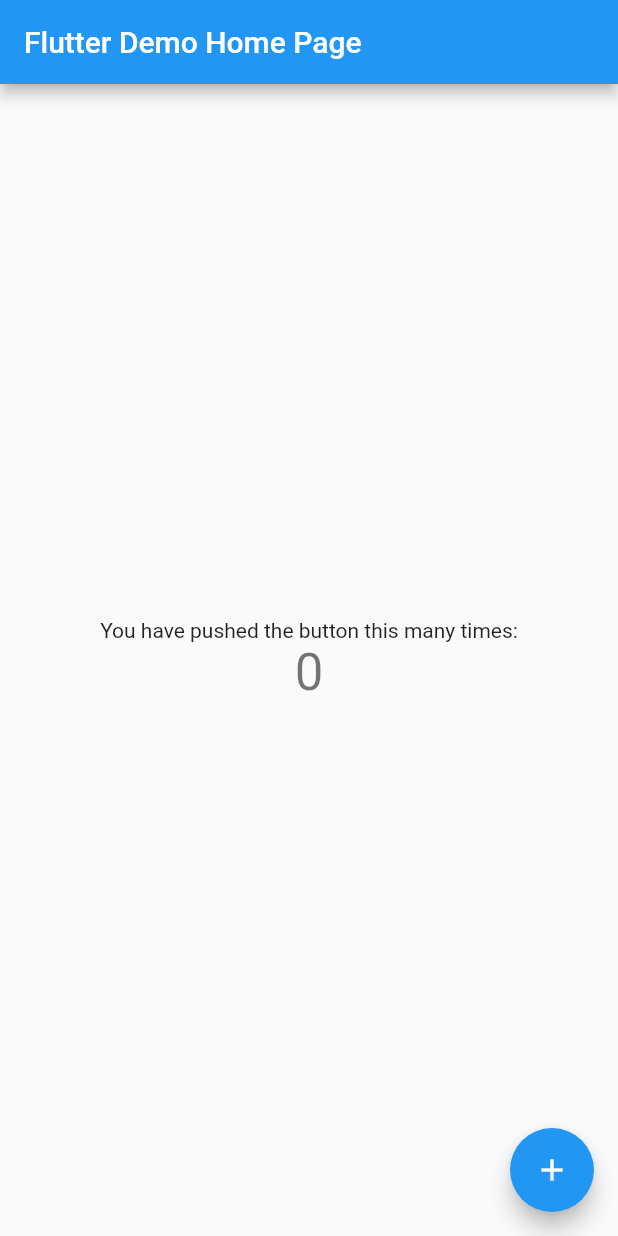
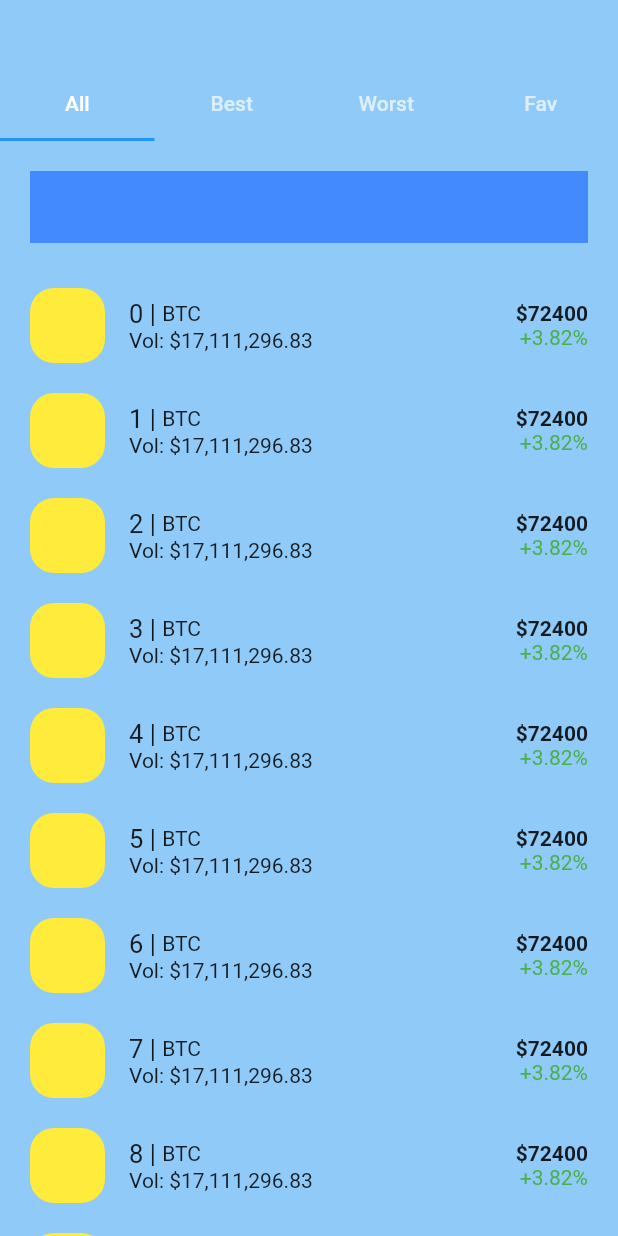
Before and after one commit to james-rocket/flutterlaunch, a Flutter app: the screen it shows after launch, on a phone screen of 412 x 824 dp. Run offline on Flutter 3.47's test engine with Material 2 defaults, Android fonts, the light colour scheme and no system bars.

Commit message:
basic market ite list view and tab bars with a text field

````diff
--- a/lib/main.dart
+++ b/lib/main.dart
@@ -1,4 +1,7 @@
 import 'package:flutter/material.dart';
+
+import 'utils/k.dart';
+import 'utils/ext.dart';
 
 void main() {
   runApp(MyApp());
@@ -21,94 +24,206 @@
         // Notice that the counter didn't reset back to zero; the application
         // is not restarted.
         primarySwatch: Colors.blue,
+
+        inputDecorationTheme: InputDecorationTheme(
+          filled: true,
+          fillColor: Colors.blueAccent,
+          border: InputBorder.none,
+          contentPadding: const EdgeInsets.symmetric(
+            horizontal: 16,
+            vertical: 8,
+          ),
+        ),
       ),
       darkTheme: ThemeData.dark(),
-      home: MyHomePage(title: 'Flutter Demo Home Page'),
+      home: HomePage(),
     );
   }
 }
 
-class MyHomePage extends StatefulWidget {
-  MyHomePage({Key key, this.title}) : super(key: key);
+const double _kTabHeight = 46.0;
 
-  // This widget is the home page of your application. It is stateful, meaning
-  // that it has a State object (defined below) that contains fields that affect
-  // how it looks.
+class HomePage extends StatelessWidget {
+  @override
+  Widget build(BuildContext context) => DefaultTabController(
+        length: 4,
+        child: Scaffold(
+          backgroundColor: context.color().background,
+          appBar: AppBar(
+            elevation: 0,
+            backgroundColor: context.color().background,
+            bottom: PreferredSize(
+              preferredSize: Size.fromHeight(_kTabHeight + 50 + 30),
+              child: Column(
+                children: [
+                  TabBar(
+                    tabs: [
+                      Tab(text: 'All'),
+                      Tab(text: 'Best'),
+                      Tab(text: 'Worst'),
+                      Tab(text: 'Fav'),
+                    ],
+                  ),
+                  Container(
+                    margin: const EdgeInsets.fromLTRB(20, 20, 20, 20),
+                    child: TextField(),
+                  ),
+                ],
+              ),
+            ),
+          ),
+          body: TabBarView(
+            children: [
+              MarketListBuilder(),
+              Container(
+                child: Center(
+                  child: Text('2'),
+                ),
+              ),
+              Container(
+                child: Center(
+                  child: Text('3'),
+                ),
+              ),
+              Container(
+                child: Center(
+                  child: Text('4'),
+                ),
+              ),
+            ],
+          ),
+        ),
+      );
+}
 
-  // This class is the configuration for the state. It holds the values (in this
-  // case the title) provided by the parent (in this case the App widget) and
-  // used by the build method of the State. Fields in a Widget subclass are
-  // always marked "final".
-
-  final String title;
+class MarketListBuilder extends StatelessWidget {
+  const MarketListBuilder({
+    Key? key,
+  }) : super(key: key);
 
   @override
-  _MyHomePageState createState() => _MyHomePageState();
+  Widget build(BuildContext context) => ListView.builder(
+        keyboardDismissBehavior: ScrollViewKeyboardDismissBehavior.onDrag,
+        itemCount: 20,
+        itemBuilder: (context, index) => MarketItemTile(
+          name: '$index',
+          code: 'BTC',
+          subtitle: 'Vol: \$17,111,296.83',
+          price: 72400,
+          percentage: 3.82,
+        ),
+      );
 }
 
-class _MyHomePageState extends State<MyHomePage> {
-  int _counter = 0;
+/// The [MarketItemTile] displays crypto currencies in the market view.
+/// ```dart
+/// MarketItemTile(
+///   name: 'Bitcoin',
+///   code: 'BTC',
+///   subtitle: 'Vol: \$17,111,296.83',
+///   price: 72400,
+///   percentage: 3.82,
+/// );
+/// ```
+class MarketItemTile extends StatelessWidget {
+  /// The [name] of the crypto currency.
+  final String name;
 
-  void _incrementCounter() {
-    setState(() {
-      // This call to setState tells the Flutter framework that something has
-      // changed in this State, which causes it to rerun the build method below
-      // so that the display can reflect the updated values. If we changed
-      // _counter without calling setState(), then the build method would not be
-      // called again, and so nothing would appear to happen.
-      _counter++;
-    });
-  }
+  /// The cryptocurrencies [code], displayed next to name.
+  final String code;
+
+  /// The current price of the cryptocurrency.
+  final double price;
+
+  /// The percentage change in the price.
+  final double percentage;
+
+  /// This is the [subtitle], displayed underneath the name of the currency.
+  final String? subtitle;
+
+  /// TODO: Create dense type, where no subtitle or percent change is present.
+
+  const MarketItemTile({
+    Key? key,
+    required this.name,
+    required this.code,
+    required this.price,
+    required this.percentage,
+    this.subtitle,
+  }) : super(key: key);
 
   @override
   Widget build(BuildContext context) {
-    // This method is rerun every time setState is called, for instance as done
-    // by the _incrementCounter method above.
-    //
-    // The Flutter framework has been optimized to make rerunning build methods
-    // fast, so that you can just rebuild anything that needs updating rather
-    // than having to individually change instances of widgets.
-    return Scaffold(
-      appBar: AppBar(
-        // Here we take the value from the MyHomePage object that was created by
-        // the App.build method, and use it to set our appbar title.
-        title: Text(widget.title),
+    Color _percentageColor = context.color().onBackground;
+    String _percentPrefix = '';
+    if (percentage.isNegative) {
+      _percentPrefix = '-';
+      _percentageColor = Colors.red; // TODO: EXTRACT TO THEME/COLOR CLASS
+    } else if (percentage > 0.0) {
+      _percentPrefix = '+';
+      _percentageColor = Colors.green; // TODO: EXTRACT TO THEME/COLOR CLASS
+    }
+    return Padding(
+      padding: const EdgeInsets.symmetric(vertical: 10, horizontal: 20),
+      child: Row(
+        crossAxisAlignment: CrossAxisAlignment.center,
+        children: [
+          Container(
+            width: 50,
+            height: 50,
+            decoration: BoxDecoration(
+              color: Colors.yellow,
+              borderRadius: BorderRadius.circular(kBorderRadius),
+            ),
+          ),
+          const SizedBox(width: 16),
+          Expanded(
+            child: Column(
+              mainAxisAlignment: MainAxisAlignment.center,
+              crossAxisAlignment: CrossAxisAlignment.start,
+              children: [
+                Row(
+                  crossAxisAlignment: CrossAxisAlignment.center,
+                  children: [
+                    Text(
+                      '$name | ',
+                      style: context.text().bodyText2!.copyWith(fontSize: 17),
+                    ),
+                    Text(
+                      code,
+                      style: context.text().bodyText2,
+                    ),
+                  ],
+                ),
+                if (subtitle.notNullNotEmpty())
+                  Text(
+                    subtitle!,
+                    style: context.text().bodyText2,
+                  ),
+              ],
+            ),
+          ),
+          const SizedBox(width: 16),
+          Column(
+            crossAxisAlignment: CrossAxisAlignment.end,
+            children: [
+              Text(
+                '\$${price.toInt()}',
+                style: context
+                    .text()
+                    .bodyText1!
+                    .copyWith(fontWeight: FontWeight.bold),
+              ),
+              Text(
+                '$_percentPrefix${percentage.toStringAsFixed(2)}%',
+                style: context.text().bodyText2!.copyWith(
+                      color: _percentageColor,
+                    ),
+              ),
+            ],
+          ),
+        ],
       ),
-      body: Center(
-        // Center is a layout widget. It takes a single child and positions it
-        // in the middle of the parent.
-        child: Column(
-          // Column is also a layout widget. It takes a list of children and
-          // arranges them vertically. By default, it sizes itself to fit its
-          // children horizontally, and tries to be as tall as its parent.
-          //
-          // Invoke "debug painting" (press "p" in the console, choose the
-          // "Toggle Debug Paint" action from the Flutter Inspector in Android
-          // Studio, or the "Toggle Debug Paint" command in Visual Studio Code)
-          // to see the wireframe for each widget.
-          //
-          // Column has various properties to control how it sizes itself and
-          // how it positions its children. Here we use mainAxisAlignment to
-          // center the children vertically; the main axis here is the vertical
-          // axis because Columns are vertical (the cross axis would be
-          // horizontal).
-          mainAxisAlignment: MainAxisAlignment.center,
-          children: <Widget>[
-            Text(
-              'You have pushed the button this many times:',
-            ),
-            Text(
-              '$_counter',
-              style: Theme.of(context).textTheme.headline4,
-            ),
-          ],
-        ),
-      ),
-      floatingActionButton: FloatingActionButton(
-        onPressed: _incrementCounter,
-        tooltip: 'Increment',
-        child: Icon(Icons.add),
-      ), // This trailing comma makes auto-formatting nicer for build methods.
     );
   }
 }
--- /dev/null
+++ b/lib/utils/ext.dart
@@ -0,0 +1,45 @@
+/// Here is where the generally used extensions for IR are stored.
+/// We can extract them to different files later if needed.
+
+import 'package:flutter/material.dart';
+
+/// The utility extensions for the build context.
+extension BuildContextUtils on BuildContext {
+  /// Get the color scheme.
+  ColorScheme color() => Theme.of(this).colorScheme;
+
+  /// Get the text theme.
+  TextTheme text() => Theme.of(this).textTheme;
+
+  /// Get the primary theme color.
+  Color primaryColor() => Theme.of(this).primaryColor;
+
+  /// Get the primary light theme color.
+  Color primaryLight() => Theme.of(this).primaryColorLight;
+
+  /// Get the primary light theme color.
+  Color primaryDark() => Theme.of(this).primaryColorDark;
+
+  /// Get the divider theme color.
+  Color dividerColor() => Theme.of(this).dividerColor;
+
+  /// Get the divider theme color.
+  Color shadowColor() => Theme.of(this).shadowColor;
+
+}
+
+/// The utility extension for use on String.
+extension StringUtils on String? {
+
+  /// Not null and not empty ext.
+  bool notNullNotEmpty() => this != null && this!.isNotEmpty;
+
+  /// Not null and not empty ext.
+  bool isNullOrEmpty() => this == null || this!.isEmpty;
+}
+
+/// The utility extension for use on String.
+extension ListUtils on List? {
+  /// Not null and not empty ext.
+  bool notNullNotEmpty() => this != null && this!.isNotEmpty;
+}
--- /dev/null
+++ b/lib/utils/k.dart
@@ -0,0 +1,2 @@
+/// The border radius to be applied to most widgets in IR.
+const double kBorderRadius = 16.0;
--- a/pubspec.yaml
+++ b/pubspec.yaml
@@ -18,7 +18,7 @@
 version: 1.0.0+1
 
 environment:
-  sdk: ">=2.7.0 <3.0.0"
+  sdk: '>=2.12.0 <3.0.0'
 
 dependencies:
   flutter:
````
Also changed, not shown: 12 other files.
